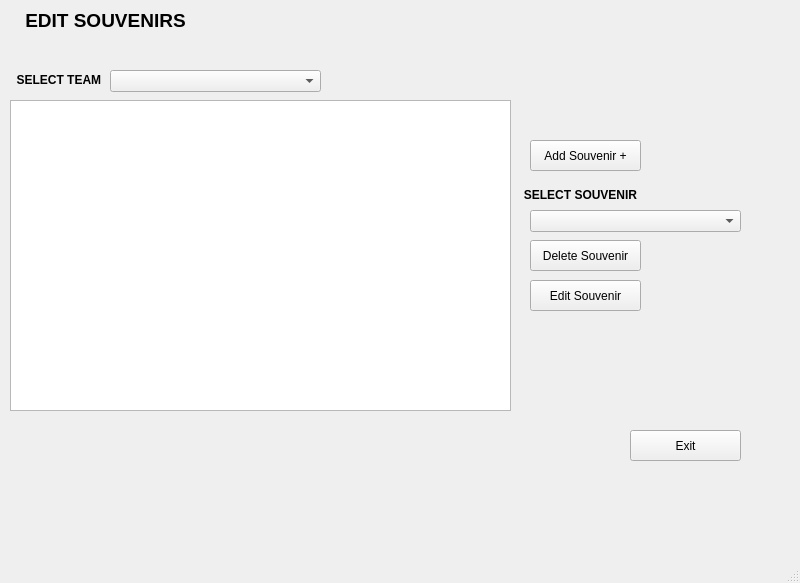
Above: StadiumTourProject/mainwindow.ui from joeyCampbelll/CS1D-Project-2 before the change. Below: the same form after it.
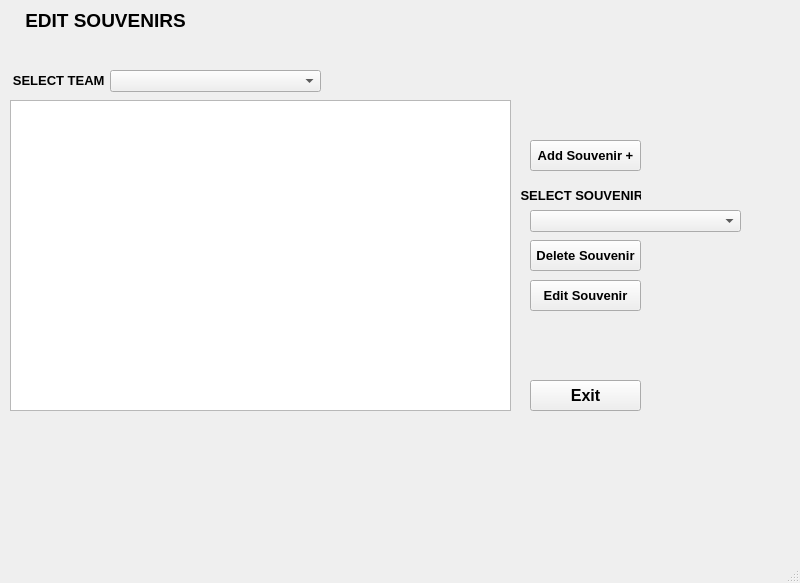
That is the form after the change. The open tabs and pages were chosen to show the change.

```diff
--- a/StadiumTourProject/mainwindow.ui
+++ b/StadiumTourProject/mainwindow.ui
@@ -1189,6 +1189,13 @@
         <height>31</height>
        </rect>
       </property>
+      <property name="font">
+       <font>
+        <pointsize>10</pointsize>
+        <weight>75</weight>
+        <bold>true</bold>
+       </font>
+      </property>
       <property name="text">
        <string>Add Souvenir +</string>
       </property>
@@ -1202,6 +1209,13 @@
         <height>31</height>
        </rect>
       </property>
+      <property name="font">
+       <font>
+        <pointsize>10</pointsize>
+        <weight>75</weight>
+        <bold>true</bold>
+       </font>
+      </property>
       <property name="text">
        <string>Delete Souvenir</string>
       </property>
@@ -1215,6 +1229,13 @@
         <height>31</height>
        </rect>
       </property>
+      <property name="font">
+       <font>
+        <pointsize>10</pointsize>
+        <weight>75</weight>
+        <bold>true</bold>
+       </font>
+      </property>
       <property name="text">
        <string>Edit Souvenir</string>
       </property>
@@ -1264,6 +1285,13 @@
         <height>41</height>
        </rect>
       </property>
+      <property name="font">
+       <font>
+        <pointsize>10</pointsize>
+        <weight>75</weight>
+        <bold>true</bold>
+       </font>
+      </property>
       <property name="text">
        <string>&lt;html&gt;&lt;head/&gt;&lt;body&gt;&lt;p align=&quot;center&quot;&gt;&lt;span style=&quot; font-weight:600;&quot;&gt;SELECT TEAM &lt;/span&gt;&lt;/p&gt;&lt;/body&gt;&lt;/html&gt;</string>
       </property>
@@ -1287,6 +1315,11 @@
         <height>31</height>
        </rect>
       </property>
+      <property name="font">
+       <font>
+        <pointsize>10</pointsize>
+       </font>
+      </property>
       <property name="text">
        <string>&lt;html&gt;&lt;head/&gt;&lt;body&gt;&lt;p align=&quot;center&quot;&gt;&lt;span style=&quot; font-weight:600;&quot;&gt;SELECT SOUVENIR&lt;/span&gt;&lt;/p&gt;&lt;/body&gt;&lt;/html&gt;</string>
       </property>
@@ -1294,12 +1327,19 @@
      <widget class="QPushButton" name="exitEditButton">
       <property name="geometry">
        <rect>
-        <x>630</x>
-        <y>430</y>
+        <x>530</x>
+        <y>380</y>
         <width>111</width>
         <height>31</height>
        </rect>
       </property>
+      <property name="font">
+       <font>
+        <pointsize>12</pointsize>
+        <weight>75</weight>
+        <bold>true</bold>
+       </font>
+      </property>
       <property name="text">
        <string>Exit</string>
       </property>
```
Left out of the diff: 96 changed lines with no effect on the pictures.
